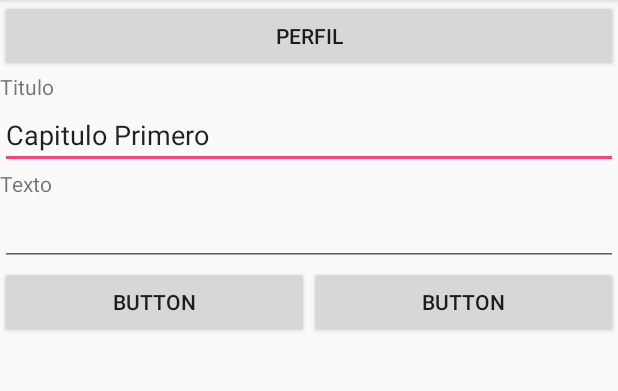
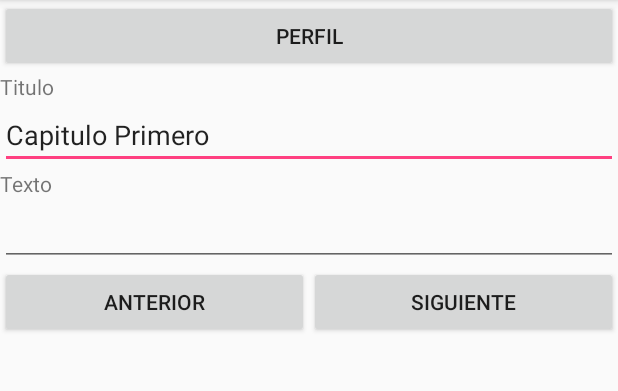
Before and after one commit to Alex-kun/Android1, an Android app: the screen it shows after launch (MainActivity), on a phone screen of 412 x 824 dp, the part 84-475 px from its top. Run offline under Robolectric (Android 15) with nearby library versions, the phone set to English and light mode, and no system bars; 4 statements that could not run were skipped.

Commit message:
buttons view one

```diff
--- a/app/src/main/res/layout/activity_main.xml
+++ b/app/src/main/res/layout/activity_main.xml
@@ -55,14 +55,14 @@
                 android:layout_width="match_parent"
                 android:layout_height="match_parent"
                 android:layout_weight="1"
-                android:text="Button" />
+                android:text="@string/anterior" />
 
             <Button
                 android:id="@+id/button7"
                 android:layout_width="match_parent"
                 android:layout_height="match_parent"
                 android:layout_weight="1"
-                android:text="Button" />
+                android:text="@string/siguiente" />
         </LinearLayout>
 
     </LinearLayout>
--- a/app/src/main/res/values/strings.xml
+++ b/app/src/main/res/values/strings.xml
@@ -9,4 +9,6 @@
     <string name="perfil">Perfil</string>
     <string name="titulo">Titulo</string>
     <string name="texto">Texto</string>
+    <string name="siguiente">Siguiente</string>
+    <string name="anterior">Anterior</string>
 </resources>
```
